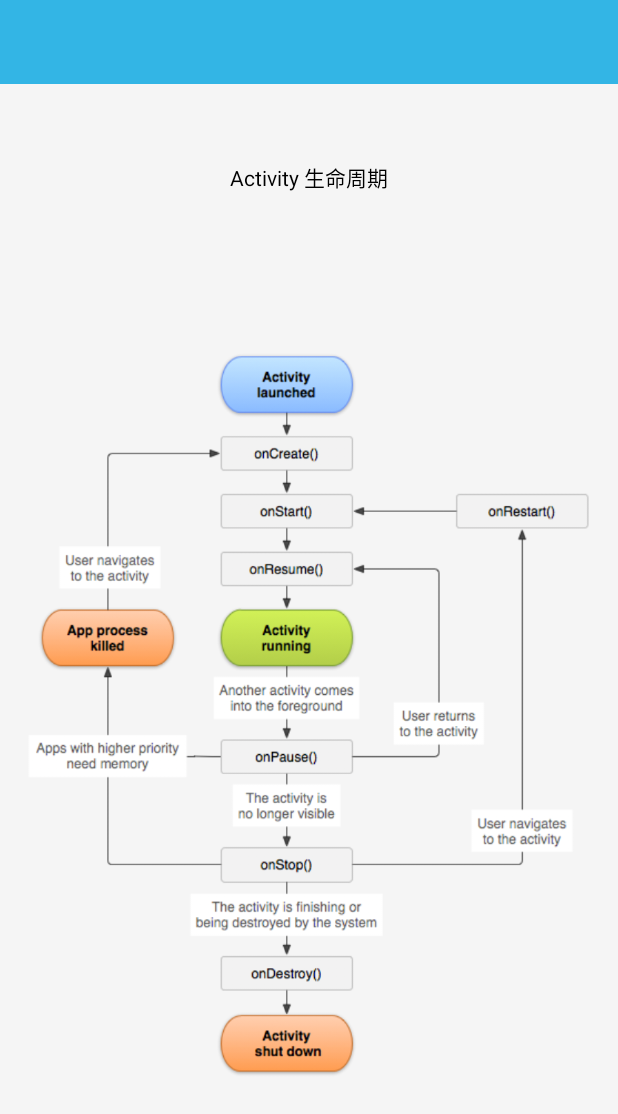
After one commit to maoqiqi/AndroidDemo, an Android app: the layout activity_lifecycle.xml on its own in the app's theme, with its tools: preview values and no code run, on a phone screen of 412 x 824 dp. The commit adds this screen. Shown: the top 1114 px of the screen. Run offline under Robolectric (Android 15) with nearby library versions, the phone set to English and light mode, and no system bars.

Commit message:
Complete the activity lifecycle layout, set android:windowBackground of the theme.

```diff
--- /dev/null
+++ b/app/src/main/res/layout/activity_lifecycle.xml
@@ -0,0 +1,28 @@
+<?xml version="1.0" encoding="utf-8"?>
+<LinearLayout xmlns:android="http://schemas.android.com/apk/res/android"
+    android:layout_width="match_parent"
+    android:layout_height="match_parent"
+    android:fitsSystemWindows="true"
+    android:orientation="vertical">
+
+    <!-- 标题栏 -->
+    <include layout="@layout/toolbar" />
+
+    <TextView
+        android:id="@+id/tv_pager_number"
+        style="@style/txt_style"
+        android:textColor="@color/colorAccent" />
+
+    <TextView
+        style="@style/txt_style"
+        android:text="Activity 生命周期" />
+
+    <ImageView
+        android:layout_width="match_parent"
+        android:layout_height="wrap_content"
+        android:layout_marginTop="16dp"
+        android:paddingLeft="16dp"
+        android:paddingRight="16dp"
+        android:src="@mipmap/activity_lifecycle" />
+
+</LinearLayout>
--- a/app/src/main/res/values/colors.xml
+++ b/app/src/main/res/values/colors.xml
@@ -7,6 +7,7 @@
     <color name="colorGreen">#00ff00</color>
 
     <!--<color name="colorRipple">#d9d9d9</color>-->
+    <color name="colorAccent">#FF4081</color>
 
     <!-- 日间模式 -->
     <!--<color name="colorPrimaryDay">#3F51B5</color>-->
@@ -14,7 +15,7 @@
     <color name="colorPrimaryDay">#ff33b5e5</color>
     <color name="colorPrimaryDarkDay">#ff33b5e5</color>
     <color name="colorAccentDay">#FF4081</color>
-    <!--<color name="windowBackgroundDay">#FFF5F5F5</color>-->
+    <color name="windowBackgroundDay">#FFF5F5F5</color>
     <color name="dividerColorDay">#d9d9d9</color>
     <color name="itemTitleTextColorDay">#878B9A</color>
     <color name="itemContentBackgroundNormalDay">#ffffff</color>
@@ -26,7 +27,7 @@
     <color name="colorPrimaryNight">#303135</color>
     <color name="colorPrimaryDarkNight">#303135</color>
     <color name="colorAccentNight">#FF4081</color>
-    <!--<color name="windowBackgroundNight">#212121</color>-->
+    <color name="windowBackgroundNight">#414141</color>
     <color name="dividerColorNight">#393A3F</color>
     <color name="itemTitleTextColorNight">#878B9A</color>
     <color name="itemContentBackgroundNormalNight">#414141</color>
--- a/app/src/main/res/values/strings.xml
+++ b/app/src/main/res/values/strings.xml
@@ -1,4 +1,5 @@
 <resources>
     <string name="app_name">安卓案例</string>
     <string name="label_activity">Activity生命周期及基本使用</string>
+    <string name="label_activity_lifecycle">Activity生命周期</string>
 </resources>
--- a/app/src/main/res/values/styles.xml
+++ b/app/src/main/res/values/styles.xml
@@ -13,4 +13,27 @@
         <item name="android:textSize">14sp</item>
     </style>
 
+    <style name="btn_style">
+        <item name="android:layout_width">match_parent</item>
+        <item name="android:layout_height">wrap_content</item>
+        <item name="android:layout_marginLeft">16dp</item>
+        <item name="android:layout_marginRight">16dp</item>
+        <item name="android:layout_marginTop">16dp</item>
+        <item name="android:textAllCaps">false</item>
+        <item name="android:textSize">14sp</item>
+        <item name="android:textColor">?attr/itemContentTextColor</item>
+    </style>
+
+    <style name="txt_style">
+        <item name="android:layout_width">match_parent</item>
+        <item name="android:layout_height">wrap_content</item>
+        <item name="android:gravity">center_horizontal</item>
+        <item name="android:layout_marginLeft">16dp</item>
+        <item name="android:layout_marginRight">16dp</item>
+        <item name="android:layout_marginTop">16dp</item>
+        <item name="android:textAllCaps">false</item>
+        <item name="android:textSize">14sp</item>
+        <item name="android:textColor">?attr/itemContentTextColor</item>
+    </style>
+
 </resources>
--- a/app/src/main/res/values/themes.xml
+++ b/app/src/main/res/values/themes.xml
@@ -17,8 +17,7 @@
         <item name="colorPrimary">@color/colorPrimaryDay</item>
         <item name="colorPrimaryDark">@color/colorPrimaryDarkDay</item>
         <item name="colorAccent">@color/colorAccentDay</item>
-        <!--<item name="android:windowBackground">@color/windowBackgroundDay</item>-->
-        <!--<item name="windowBackground">@color/windowBackgroundDay</item>-->
+        <item name="android:windowBackground">@color/windowBackgroundDay</item>
         <item name="actionBarTheme">@style/ThemeActionBarDay</item>
         <item name="popupTheme">@style/ThemePopDay</item>
         <item name="tabTextColorChecked">@color/colorPrimaryDay</item>
@@ -55,8 +54,7 @@
         <item name="colorPrimary">@color/colorPrimaryNight</item>
         <item name="colorPrimaryDark">@color/colorPrimaryDarkNight</item>
         <item name="colorAccent">@color/colorAccentNight</item>
-        <!--<item name="android:windowBackground">@color/windowBackgroundNight</item>-->
-        <!--<item name="windowBackground">@color/windowBackgroundNight</item>-->
+        <item name="android:windowBackground">@color/windowBackgroundNight</item>
         <item name="actionBarTheme">@style/ThemeActionBarNight</item>
         <item name="popupTheme">@style/ThemePopNight</item>
         <item name="tabTextColorChecked">@color/colorPrimaryNight</item>
```
Also changed, not shown: app/src/main/res/layout/activity_activity.xml (+8 -0 lines), app/src/main/res/mipmap-mdpi/activity_lifecycle.png (added).
